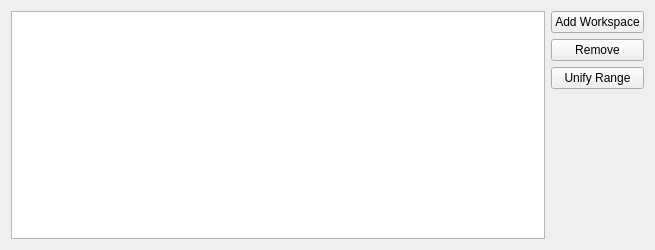
Above: qt/scientific_interfaces/Inelastic/QENSFitting/FitDataView.ui from mantidproject/mantid before the change. Below: the same form after it.
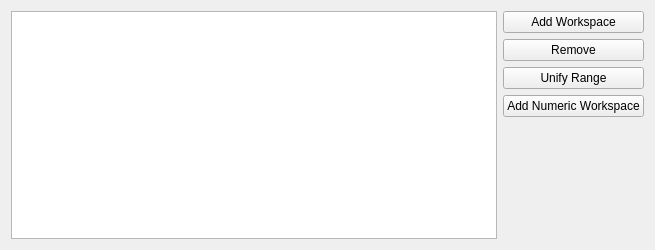
That is the form after the change.

Commit message:
Add option to use numeric data in QENS fitting
New button labelled 'Add Numeric Data' in the QENS fitting interface
that loads text files, then makes sure the spectrum axis is numeric
and has units of momentum transfer, which then allows it to work
with the fitting functions.

Patch:
```diff
--- a/qt/scientific_interfaces/Inelastic/QENSFitting/FitDataView.ui
+++ b/qt/scientific_interfaces/Inelastic/QENSFitting/FitDataView.ui
@@ -65,6 +65,13 @@
        </property>
       </widget>
      </item>
+     <item>
+      <widget class="QPushButton" name="pbAddNumeric">
+       <property name="text">
+        <string>Add Numeric Workspace</string>
+       </property>
+      </widget>
+     </item>
      <item>
       <spacer name="verticalSpacer">
        <property name="orientation">
```
The commit also changes 10 other files.
